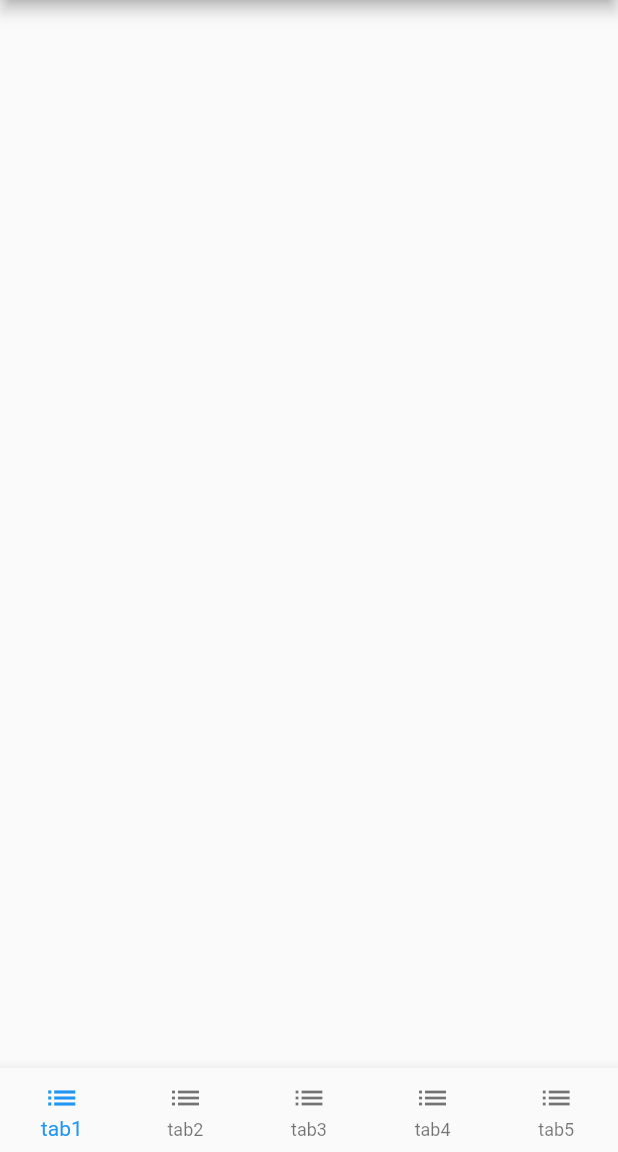
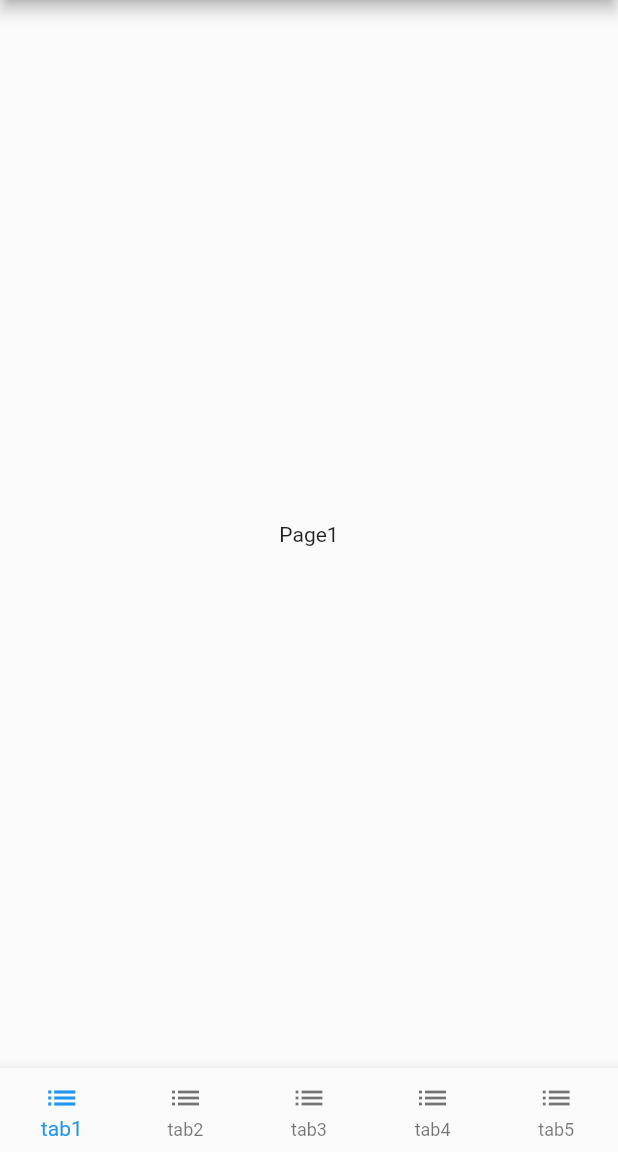
Before and after one commit to dave-hongk/flutter_bloc_tabs_page, a Flutter app: the screen it shows after launch, on a phone screen of 412 x 824 dp, the part 84-1236 px from its top. Run offline on Flutter 3.47's test engine with Material 2 defaults, Android fonts, the phone set to English and light mode, and no system bars; our stand-ins replace bloc, built_collection, built_value, flutter_bloc.

```diff
--- a/lib/src/screens/home_screen.dart
+++ b/lib/src/screens/home_screen.dart
@@ -2,6 +2,12 @@ import 'package:flutter/material.dart';
 import 'package:flutter_bloc/flutter_bloc.dart';
 import 'package:flutter_bloc_tabs_page/src/bloc/tabs_cubit.dart';
 import 'package:flutter_bloc_tabs_page/src/bloc/tabs_state.dart';
+import 'package:flutter_bloc_tabs_page/src/screens/error_page.dart';
+import 'package:flutter_bloc_tabs_page/src/screens/page1.dart';
+import 'package:flutter_bloc_tabs_page/src/screens/page2.dart';
+import 'package:flutter_bloc_tabs_page/src/screens/page3.dart';
+import 'package:flutter_bloc_tabs_page/src/screens/page4.dart';
+import 'package:flutter_bloc_tabs_page/src/screens/page5.dart';
 
 class HomeScreen extends StatelessWidget {
   const HomeScreen({Key? key}) : super(key: key);
@@ -9,13 +15,30 @@ class HomeScreen extends StatelessWidget {
   @override
   Widget build(BuildContext context) {
     final tabsCubit = TabsCubit();
+
     return BlocProvider<TabsCubit>.value(
       value: tabsCubit,
       child: Scaffold(
         appBar: AppBar(
           title: const Text('Tabs Page'),
         ),
-        body: Container(),
+        body: BlocBuilder<TabsCubit, TabState>(
+          buildWhen: (prev, cur) => prev.selected != cur.selected,
+          builder: (context, tabState) {
+            switch(tabState.selected) {
+              case PageTab.tab1: return const Page1();
+              case PageTab.tab2: return const Page2();
+              case PageTab.tab3: return const Page3();
+              case PageTab.tab4: return const Page4();
+              case PageTab.tab5: return const Page5();
+            }
+            return const ErrorPage();
+          },
+        ),
+        //     () {
+        //   switch()
+        //   return Page1();
+        // }(),
         bottomNavigationBar: BlocBuilder<TabsCubit, TabState>(
           buildWhen: (prev, cur) => prev.selected != cur.selected,
           builder: (context, tabState) {
@@ -23,14 +46,12 @@ class HomeScreen extends StatelessWidget {
               // The type needs to be specified for more than three items,
               // so it does not change to [BottomNavigationBarType.shifiting].
               type: BottomNavigationBarType.fixed,
-              currentIndex:
-                  PageTab.values.toList().indexOf(tabState.selected),
+              currentIndex: PageTab.values.toList().indexOf(tabState.selected),
               onTap: (index) {
                 BlocProvider.of<TabsCubit>(context)
                     .tabSelected(PageTab.values.toList()[index]);
               },
-              items:
-              PageTab.values.map((tab) {
+              items: PageTab.values.map((tab) {
                 return BottomNavigationBarItem(
                     icon: const Icon(Icons.list), label: tab.toString());
               }).toList(),
--- /dev/null
+++ b/lib/src/screens/page1.dart
@@ -0,0 +1,12 @@
+import 'package:flutter/material.dart';
+
+class Page1 extends StatelessWidget {
+  const Page1({Key? key}) : super(key: key);
+
+  @override
+  Widget build(BuildContext context) {
+    return const Center(
+      child: Text('Page1'),
+    );
+  }
+}
```
Also changed, not shown: lib/src/screens/error_page.dart (added, +12 -0 lines), lib/src/screens/page2.dart (added, +12 -0 lines), lib/src/screens/page3.dart (added, +12 -0 lines), lib/src/screens/page4.dart (added, +12 -0 lines), lib/src/screens/page5.dart (added, +12 -0 lines).
